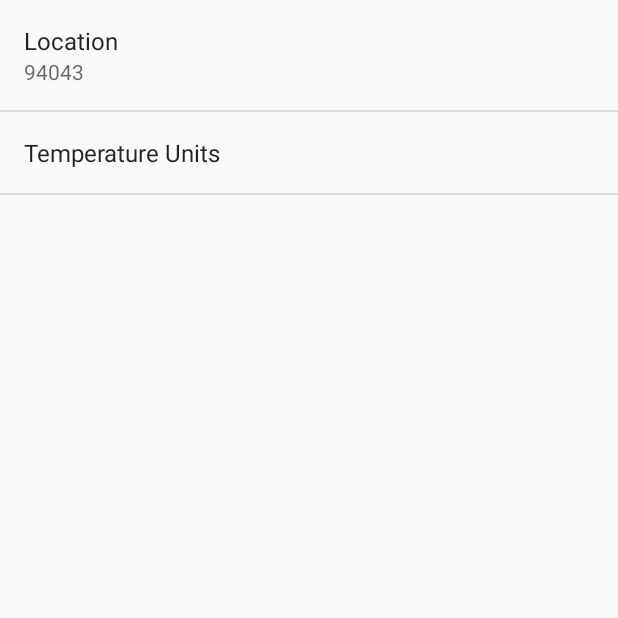
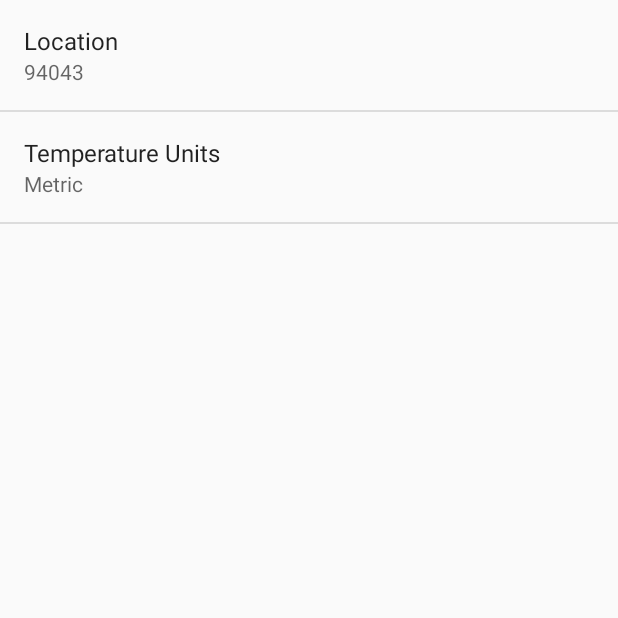
Before and after one commit to Runn3rsHigh/Sunshine, an Android app: the SettingsActivity screen opened directly, with no data from a screen before it, on a phone screen of 412 x 824 dp, the top half of it. Run offline under Robolectric (Android 15) with nearby library versions, the phone set to English and light mode, and no system bars.

Commit message:
Fahrenheit or celsius setting working.  Summary in units preference to show current units.

```diff
--- a/app/src/main/java/com/example/android/sunshine/app/SettingsActivity.java
+++ b/app/src/main/java/com/example/android/sunshine/app/SettingsActivity.java
@@ -27,6 +27,7 @@ public class SettingsActivity extends PreferenceActivity
         // updated when the preference changes.
         // DONE: Add preferences
         bindPreferenceSummaryToValue(findPreference(getString(R.string.pref_location_key)));
+        bindPreferenceSummaryToValue(findPreference(getString(R.string.pref_units_key)));
     }
 
     /**
@@ -61,8 +62,8 @@ public class SettingsActivity extends PreferenceActivity
         } else {
             // For other preferences, set the summary to the value's simple string representation.
             preference.setSummary(stringValue);
+}
+return true;
         }
-        return true;
-    }
 
 }
--- a/app/src/main/res/layout/list_item_forecast.xml
+++ b/app/src/main/res/layout/list_item_forecast.xml
@@ -4,5 +4,6 @@
     android:layout_width="match_parent"
     android:layout_height="wrap_content"
     android:minHeight="?android:attr/listPreferredItemHeight"
+    android:theme="@style/AppTheme"
     android:gravity="center_vertical"
     android:id="@+id/list_item_forecast_textview"/>
--- a/app/src/main/res/values/array.xml
+++ b/app/src/main/res/values/array.xml
@@ -4,4 +4,8 @@
         <item>Metric</item>
         <item>Imperial</item>
     </string-array>
+    <string-array name="temp_units_values">
+        <item>metric</item>
+        <item>imperial</item>
+    </string-array>
 </resources>
--- a/app/src/main/res/values/strings.xml
+++ b/app/src/main/res/values/strings.xml
@@ -10,10 +10,14 @@
     <string name="hello_blank_fragment">Hello blank fragment</string>
     <string name="title_activity_detail">DetailActivity</string>
     <string name="title_activity_settings">SettingsActivity</string>
+    <string name="zip_display">Current Zip Code:</string>
 
     <!-- Preferences -->
     <string name="pref_location_label">Location</string>
     <string name="pref_location_key" translatable="false">location</string>
     <string name="pref_location_default" translatable="false">94043</string>
-    <string name="pref_temperature_units">Temperature Units</string>
+    <string name="pref_units_label">Temperature Units</string>
+    <string name="pref_units_key">temperature_units</string>
+    <string name="constant_temp_metric">metric</string>
+    <string name="constant_temp_imperial">imperial</string>
 </resources>
--- a/app/src/main/res/xml/pref_general.xml
+++ b/app/src/main/res/xml/pref_general.xml
@@ -10,10 +10,12 @@
         android:inputType="text"
         android:singleLine="true" />
     <ListPreference
-        android:key="temperature_units"
-        android:title="@string/pref_temperature_units"
-        android:dialogTitle="@string/pref_temperature_units"
-        android:entries="@array/temp_units" />
+        android:key="@string/pref_units_key"
+        android:title="@string/pref_units_label"
+        android:dialogTitle="@string/pref_units_label"
+        android:defaultValue="@string/constant_temp_metric"
+        android:entries="@array/temp_units"
+        android:entryValues="@array/temp_units_values" />
 
 
 
```
Also changed, not shown: app/src/main/java/com/example/android/sunshine/app/ForecastFragment.java (+35 -15 lines).
